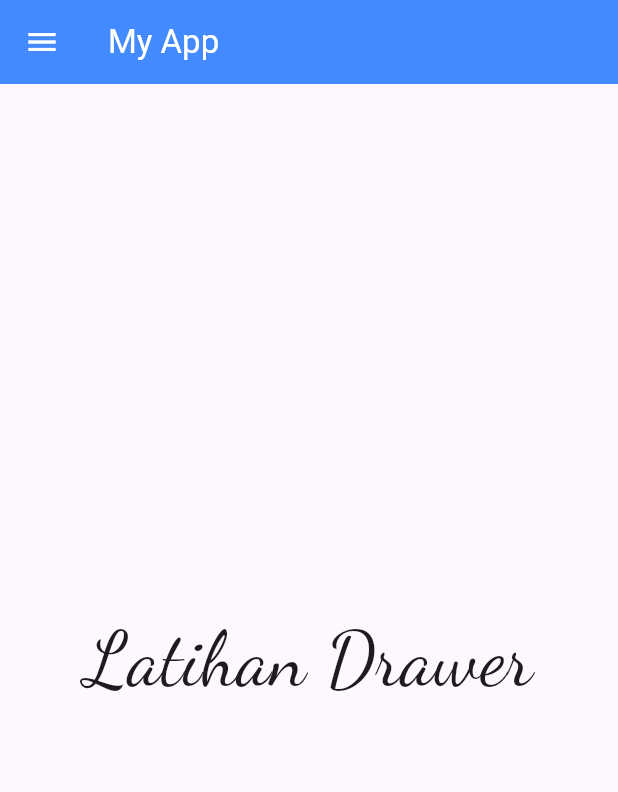
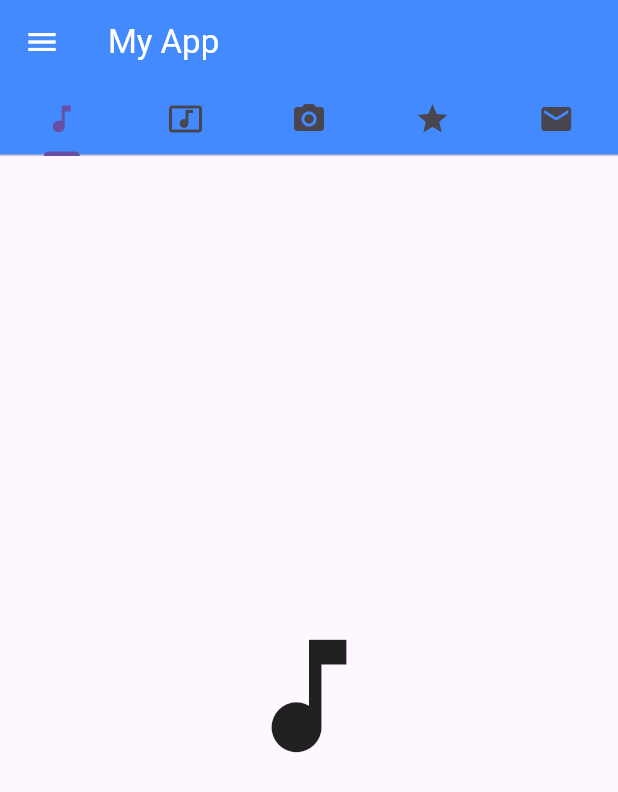
Before and after one commit to MossesAryo/Course_App, a Flutter app: the screen it shows after launch, on a phone screen of 412 x 824 dp. Shown: the top 792 px of the screen. Run offline on Flutter 3.47's test engine with Material 3 defaults, Android fonts, the phone set to English and light mode, and no system bars; our stand-ins replace expansion_tile_card.

Commit message:
Adding Options,Notification,Profile

```diff
--- a/lib/main.dart
+++ b/lib/main.dart
@@ -1,117 +1,115 @@
 import 'package:flutter/material.dart';
+import 'package:myflutter_3/notification.dart';
+import 'package:myflutter_3/options.dart';
 import 'package:myflutter_3/profile.dart';
 
-// Fungsi ini memulai proses build dari aplikasi flutter.
 void main() => runApp(const MyApp());
 
 class MyApp extends StatelessWidget {
   final appTitle = 'My App';
-
   const MyApp({super.key});
 
   @override
   Widget build(BuildContext context) {
     return MaterialApp(
+      debugShowCheckedModeBanner: false,
       title: appTitle,
-      home: MyHomePage(title: appTitle),
-    ); // MaterialApp
+      home: const MyHomePage(title: 'My App'),
+    );
   }
 }
 
 class MyHomePage extends StatelessWidget {
   final String title;
-
   const MyHomePage({super.key, required this.title});
 
   @override
   Widget build(BuildContext context) {
-    return Scaffold(
+    return DefaultTabController(
+      length: 5,
+      child: Scaffold(
         appBar: AppBar(
           iconTheme: const IconThemeData(color: Colors.white),
-        title: const Text(
-          "My App",
-          style: TextStyle(color: Colors.white),
+          title: const Text('My App', style: TextStyle(color: Colors.white)),
+          backgroundColor: Colors.blueAccent,
+          bottom: const TabBar(
+            tabs: [
+              Tab(icon: Icon(Icons.music_note)),
+              Tab(icon: Icon(Icons.music_video)),
+              Tab(icon: Icon(Icons.camera_alt)),
+              Tab(icon: Icon(Icons.grade)),
+              Tab(icon: Icon(Icons.email)),
+            ],
           ),
-        backgroundColor: Colors.blueAccent,
         ),
-      body: const Center(
-          child: Text(
-        "Latihan Drawer",
-        style: TextStyle(fontSize: 50, fontFamily: "Cursive"),
-      )),
+        body: const TabBarView(
+          children: [
+            Icon(Icons.music_note, size: 100),
+            Icon(Icons.music_video, size: 100),
+            Icon(Icons.camera_alt, size: 100),
+            Icon(Icons.grade, size: 100),
+            Icon(Icons.email, size: 100),
+          ],
+        ),
         drawer: Drawer(
           child: ListView(
-          padding: EdgeInsets.all(0),
+            padding: EdgeInsets.zero,
             children: [
               DrawerHeader(
                 decoration: const BoxDecoration(color: Colors.blueAccent),
                 child: Column(
-                crossAxisAlignment:
-                    CrossAxisAlignment.start,
+                  crossAxisAlignment: CrossAxisAlignment.start,
                   mainAxisAlignment: MainAxisAlignment.start,
                   children: const [
                     CircleAvatar(
                       backgroundColor: Colors.blueAccent,
                       radius: 30,
-                    backgroundImage: AssetImage(
-                      "assets/img/avatar.png",
-                    ),
+                      backgroundImage: AssetImage("assets/img/avatar.png"),
                     ),
                     SizedBox(height: 8),
-                  Text(
-                    "Mosses Aryo Bimo",
-                    style: TextStyle(color: Colors.white, fontSize: 18),
-                  ),
-                  Text(
-                    "mossesab508@gmail.com",
-                    style: TextStyle(color: Colors.white, fontSize: 14),
-                  ),
+                    Text("Mosses Aryo Bimo", style: TextStyle(color: Colors.white, fontSize: 18)),
+                    Text("mossesab508@gmail.com", style: TextStyle(color: Colors.white, fontSize: 14)),
                   ],
                 ),
               ),
               ListTile(
                 leading: const Icon(Icons.person),
-              title: const Text(' My Profile '),
+                title: const Text('My Profile'),
                 onTap: () {
-                Navigator.push(
-                  context,
-                  MaterialPageRoute(
-                      builder: (context) =>
-                          Profile()),
-                );
+                  Navigator.push(context, MaterialPageRoute(builder: (context) => Profile()));
+                },
+              ),
+              ListTile(
+                leading: const Icon(Icons.settings),
+                title: const Text('Settings'),
+                onTap: () {
+                  Navigator.push(context, MaterialPageRoute(builder: (context) => Options()));
+                },
+              ),
+              ListTile(
+                leading: const Icon(Icons.notifications),
+                title: const Text('Notification'),
+                onTap: () {
+                  Navigator.push(context, MaterialPageRoute(builder: (context) => Notif()));
                 },
               ),
               ListTile(
                 leading: const Icon(Icons.book),
-              title: const Text(' My Course '),
+                title: const Text('My Course'),
                 onTap: () {
                   Navigator.pop(context);
                 },
               ),
               ListTile(
                 leading: const Icon(Icons.workspace_premium),
-              title: const Text(' Go Premium '),
-              onTap: () {
-                Navigator.pop(context);
-              },
-            ),
-            ListTile(
-              leading: const Icon(Icons.video_label),
-              title: const Text(' Saved Videos '),
-              onTap: () {
-                Navigator.pop(context);
-              },
-            ),
-            ListTile(
-              leading: const Icon(Icons.edit),
-              title: const Text(' Edit Profile '),
+                title: const Text('Go Premium'),
                 onTap: () {
                   Navigator.pop(context);
                 },
               ),
               ListTile(
                 leading: const Icon(Icons.logout),
-              title: const Text('LogOut'),
+                title: const Text('Log Out'),
                 onTap: () {
                   Navigator.pop(context);
                 },
@@ -119,6 +117,7 @@ class MyHomePage extends StatelessWidget {
             ],
           ),
         ),
+      ),
     );
   }
 }
--- a/pubspec.yaml
+++ b/pubspec.yaml
@@ -30,6 +30,7 @@ environment:
 dependencies:
   flutter:
     sdk: flutter
+  expansion_tile_card: ^3.0.0
 
   # The following adds the Cupertino Icons font to your application.
   # Use with the CupertinoIcons class for iOS style icons.
```
Also changed, not shown: lib/notification.dart (added, +38 -0 lines), lib/options.dart (added, +50 -0 lines), lib/profile.dart (+11 -3 lines), pubspec.lock. Lines whose indentation alone changed are shown as unchanged.
